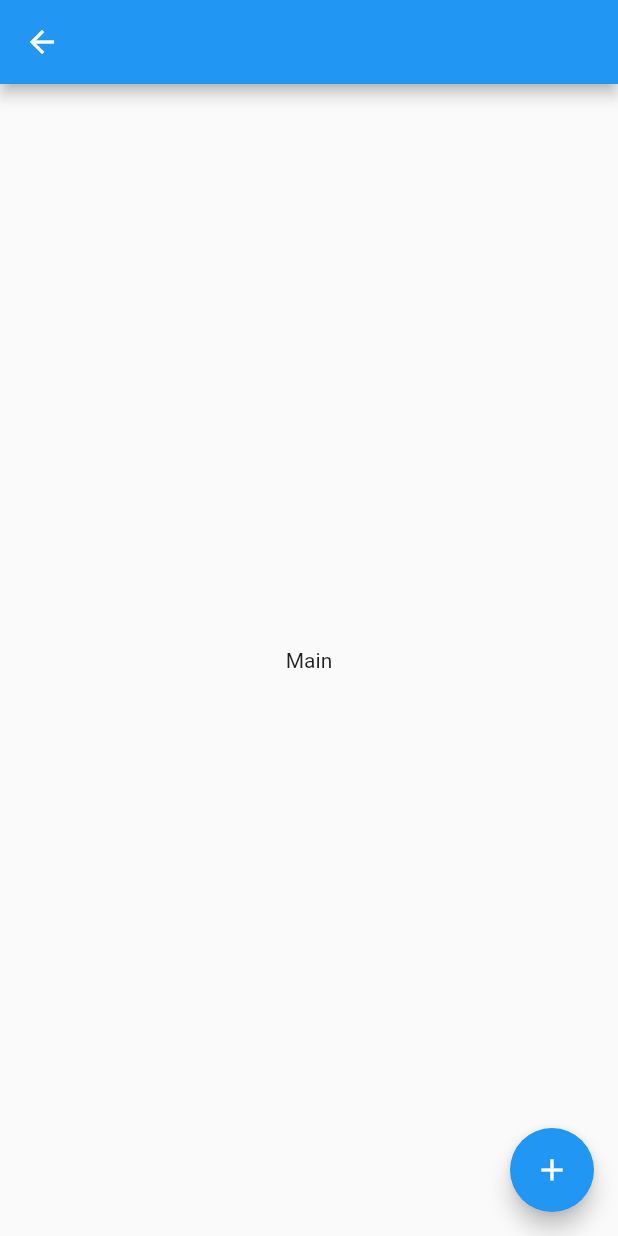
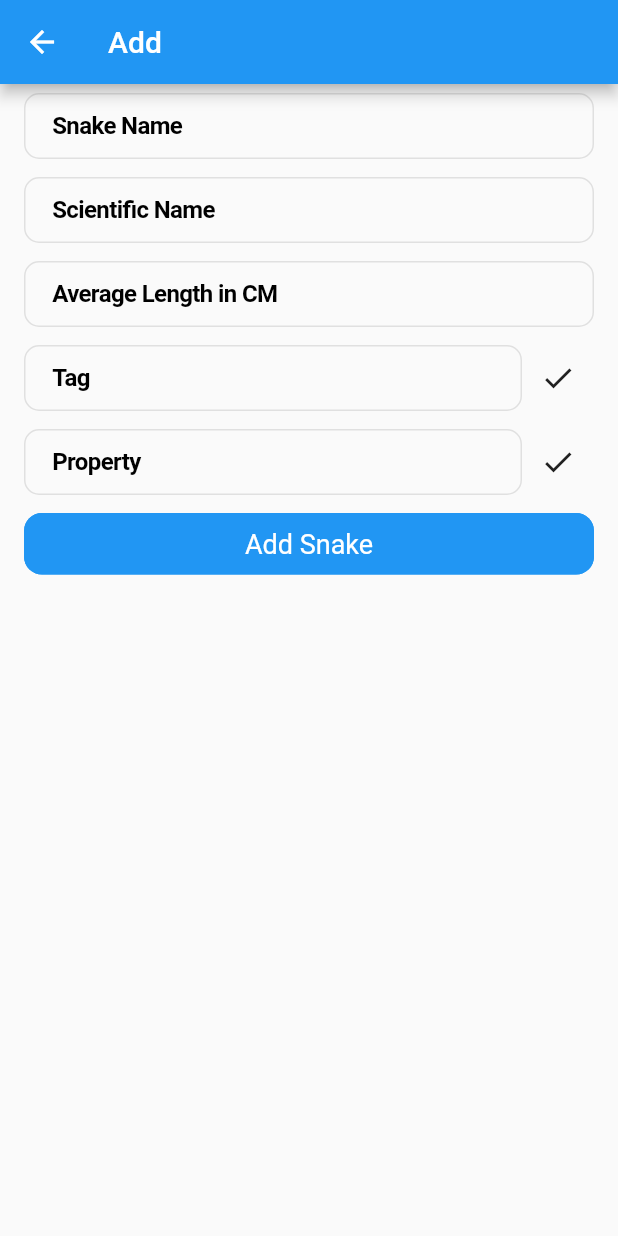
Before and after one commit to askabdulhaseeb/snake-identifier-app, a Flutter app: the MainScreen screen opened by its route, after a tap on the "add" icon, on a phone screen of 412 x 824 dp. Run offline on Flutter 3.47's test engine with Material 2 defaults, Android fonts, the phone set to English and light mode, and no system bars; our stand-ins replace cached_network_image, cloud_firestore, firebase_auth, firebase_storage; accounts and stored records are empty.

Commit message:
add snake

```diff
--- /dev/null
+++ b/lib/database/snake_api.dart
@@ -0,0 +1,43 @@
+import 'package:cloud_firestore/cloud_firestore.dart';
+
+import '../models/snake.dart';
+import '../widgets/custom_widgets/custom_toast.dart';
+
+class SnakeAPI {
+  static const String _collection = 'snakes';
+  static final FirebaseFirestore _instance = FirebaseFirestore.instance;
+  // functions
+  Future<void> add(Snake snake) async {
+    try {
+      await _instance.collection(_collection).doc().set(snake.toMap());
+    } catch (e) {
+      CustomToast.errorToast(message: e.toString());
+    }
+  }
+
+  Future<Snake?> snake(String id) async {
+    try {
+      final DocumentSnapshot<Map<String, dynamic>> doc =
+          await _instance.collection(_collection).doc(id).get();
+      return Snake.fromMap(doc);
+    } catch (e) {
+      CustomToast.errorToast(message: e.toString());
+      return null;
+    }
+  }
+
+  Future<List<Snake>> allSnakes(Snake snake) async {
+    final List<Snake> snakes = <Snake>[];
+    try {
+      final QuerySnapshot<Map<String, dynamic>> docs =
+          await _instance.collection(_collection).get();
+      for (DocumentSnapshot<Map<String, dynamic>> element in docs.docs) {
+        final Snake temp = Snake.fromMap(element);
+        snakes.add(temp);
+      }
+    } catch (e) {
+      CustomToast.errorToast(message: e.toString());
+    }
+    return snakes;
+  }
+}
--- a/lib/main.dart
+++ b/lib/main.dart
@@ -5,6 +5,7 @@ import 'providers/mail_auth_provider.dart';
 import 'views/auth/sign_in_screen.dart';
 import 'views/auth/sign_up_screen.dart';
 import 'views/main_screen/main_screen.dart';
+import 'views/snakes/add_snake_screen.dart';
 
 void main() {
   runApp(const MyApp());
@@ -31,6 +32,7 @@ class MyApp extends StatelessWidget {
           SignInScreen.routeName: (_) => const SignInScreen(),
           SignUpScreen.routeName: (_) => const SignUpScreen(),
           MainScreen.routeName: (_) => const MainScreen(),
+          AddSnakeScreen.routeName: (_) => const AddSnakeScreen(),
         },
       ),
     );
--- a/lib/views/main_screen/main_screen.dart
+++ b/lib/views/main_screen/main_screen.dart
@@ -1,4 +1,6 @@
 import 'package:flutter/material.dart';
+
+import '../snakes/add_snake_screen.dart';
 
 class MainScreen extends StatelessWidget {
   const MainScreen({super.key});
@@ -18,7 +20,7 @@ class MainScreen extends StatelessWidget {
         child: Text('Main'),
       ),
       floatingActionButton: FloatingActionButton(
-        onPressed: () {},
+        onPressed: () =>Navigator.of(context).pushNamed(AddSnakeScreen.routeName),
         child: const Icon(Icons.add),
       ),
     );
--- /dev/null
+++ b/lib/views/snakes/add_snake_screen.dart
@@ -0,0 +1,125 @@
+import 'package:flutter/material.dart';
+
+import '../../database/snake_api.dart';
+import '../../enum/venomous_type.dart';
+import '../../models/snake.dart';
+import '../../utilities/custom_validator.dart';
+import '../../widgets/custom_widgets/custom_elevated_button.dart';
+import '../../widgets/custom_widgets/custom_textformfield.dart';
+import '../../widgets/custom_widgets/custom_title_textformfield.dart';
+import '../../widgets/custom_widgets/show_loading.dart';
+
+class AddSnakeScreen extends StatefulWidget {
+  const AddSnakeScreen({super.key});
+  static const String routeName = '/add-snake';
+
+  @override
+  State<AddSnakeScreen> createState() => _AddSnakeScreenState();
+}
+
+class _AddSnakeScreenState extends State<AddSnakeScreen> {
+  final TextEditingController _name = TextEditingController();
+  final TextEditingController _scientificName = TextEditingController();
+  final TextEditingController _length = TextEditingController();
+  final TextEditingController _tag = TextEditingController();
+  final TextEditingController _property = TextEditingController();
+  VenomousLevel level = VenomousLevel.dangerouslyVenomous;
+  bool _isLoading = false;
+
+  final List<String> tags = <String>[];
+  final List<String> properties = <String>[];
+
+  final GlobalKey<FormState> key = GlobalKey<FormState>();
+
+  @override
+  Widget build(BuildContext context) {
+    return Scaffold(
+      appBar: AppBar(title: const Text('Add')),
+      body: SingleChildScrollView(
+        child: Padding(
+          padding: const EdgeInsets.symmetric(horizontal: 16),
+          child: Form(
+            key: key,
+            child: Column(
+              children: <Widget>[
+                CustomTitleTextFormField(
+                  controller: _name,
+                  title: 'Snake Name',
+                  readOnly: _isLoading,
+                  validator: (String? value) =>
+                      CustomValidator.lessThen3(value),
+                ),
+                CustomTitleTextFormField(
+                  controller: _scientificName,
+                  title: 'Scientific Name',
+                  readOnly: _isLoading,
+                  validator: (String? value) =>
+                      CustomValidator.lessThen3(value),
+                ),
+                CustomTitleTextFormField(
+                  controller: _length,
+                  title: 'Average Length in CM',
+                  keyboardType: TextInputType.number,
+                  readOnly: _isLoading,
+                  validator: (String? value) => CustomValidator.isEmpty(value),
+                ),
+                Row(
+                  children: <Widget>[
+                    Expanded(
+                      child: CustomTitleTextFormField(
+                        controller: _tag,
+                        title: 'Tag',
+                      ),
+                    ),
+                    IconButton(
+                      onPressed: () {},
+                      icon: const Icon(Icons.done),
+                    ),
+                  ],
+                ),
+                Row(
+                  children: <Widget>[
+                    Expanded(
+                      child: CustomTitleTextFormField(
+                        controller: _property,
+                        title: 'Property',
+                      ),
+                    ),
+                    IconButton(
+                      onPressed: () {},
+                      icon: const Icon(Icons.done),
+                    ),
+                  ],
+                ),
+                _isLoading
+                    ? const ShowLoading()
+                    : CustomElevatedButton(
+                        title: 'Add Snake',
+                        onTap: () async {
+                          if (!key.currentState!.validate()) return;
+                          setState(() {
+                            _isLoading = true;
+                          });
+                          final Snake snake = Snake(
+                            name: _name.text.trim(),
+                            scientificName: _scientificName.text.trim(),
+                            imageURL: <String>[],
+                            averageLengthCM:
+                                double.tryParse(_length.text.trim()) ?? 0.0,
+                            tags: tags,
+                            level: level,
+                            properties: properties,
+                          );
+                          await SnakeAPI().add(snake);
+                          // ignore: use_build_context_synchronously
+                          Navigator.of(context).pop();
+                        },
+                      ),
+              ],
+            ),
+          ),
+        ),
+      ),
+    );
+  }
+}
--- a/lib/widgets/custom_widgets/custom_title_textformfield.dart
+++ b/lib/widgets/custom_widgets/custom_title_textformfield.dart
@@ -55,7 +55,14 @@ class CustomTitleTextFormFieldState extends State<CustomTitleTextFormField> {
 
   @override
   Widget build(BuildContext context) {
-    return CupertinoFormRow(
+    return Container(
+      padding: const EdgeInsets.all(2),
+      margin: const EdgeInsets.symmetric(vertical: 6),
+      decoration: BoxDecoration(
+        borderRadius: BorderRadius.circular(10),
+        border: Border.all(color: Colors.grey.shade300),
+      ),
+      child: CupertinoFormRow(
         prefix: Text(
           widget.title,
           style: const TextStyle(fontWeight: FontWeight.w600, fontSize: 16),
@@ -80,6 +87,7 @@ class CustomTitleTextFormFieldState extends State<CustomTitleTextFormField> {
           validator: (String? value) => widget.validator!(value),
           cursorColor: Theme.of(context).colorScheme.primary,
         ),
+      ),
     );
   }
 }
```
Lines whose indentation alone changed are shown as unchanged.
